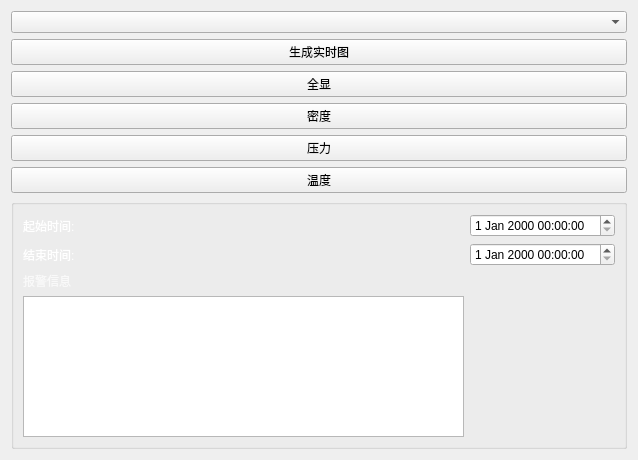
Above: SpreadSheet/ui/rtchartform.ui from MelonSuika/EmonitorSys before the change. Below: the same form after it.
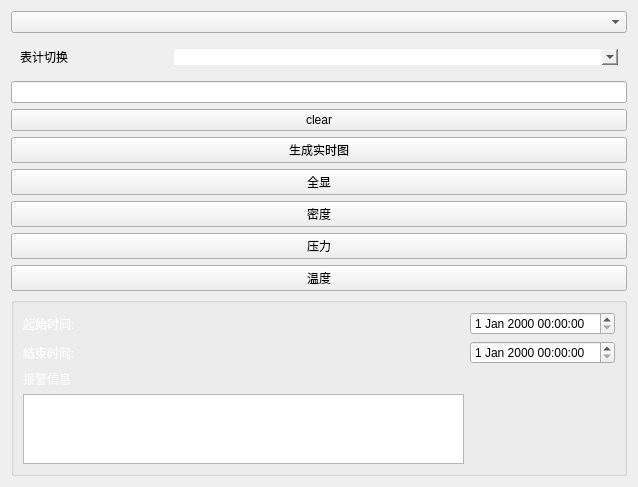
That is the form after the change.

Diff of the .ui file:
```diff
--- a/SpreadSheet/ui/rtchartform.ui
+++ b/SpreadSheet/ui/rtchartform.ui
@@ -7,7 +7,7 @@
     <x>0</x>
     <y>0</y>
     <width>638</width>
-    <height>460</height>
+    <height>467</height>
    </rect>
   </property>
   <property name="windowTitle">
@@ -28,6 +28,38 @@
        <item>
         <widget class="QComboBox" name="comboBox"/>
        </item>
+       <item>
+        <widget class="QGroupBox" name="groupBox_changeDMJ">
+         <property name="styleSheet">
+          <string notr="true">border: 0px;</string>
+         </property>
+         <property name="title">
+          <string/>
+         </property>
+         <layout class="QHBoxLayout" name="horizontalLayout_3" stretch="1,3">
+          <item>
+           <widget class="QLabel" name="label_3">
+            <property name="text">
+             <string>表计切换</string>
+            </property>
+           </widget>
+          </item>
+          <item>
+           <widget class="QComboBox" name="comboBox_addrList"/>
+          </item>
+         </layout>
+        </widget>
+       </item>
+       <item>
+        <widget class="QLineEdit" name="lineEdit_addr"/>
+       </item>
+       <item>
+        <widget class="QPushButton" name="pushButton_clear">
+         <property name="text">
+          <string>clear</string>
+         </property>
+        </widget>
+       </item>
        <item>
         <widget class="QPushButton" name="pushButton">
          <property name="text">
```
